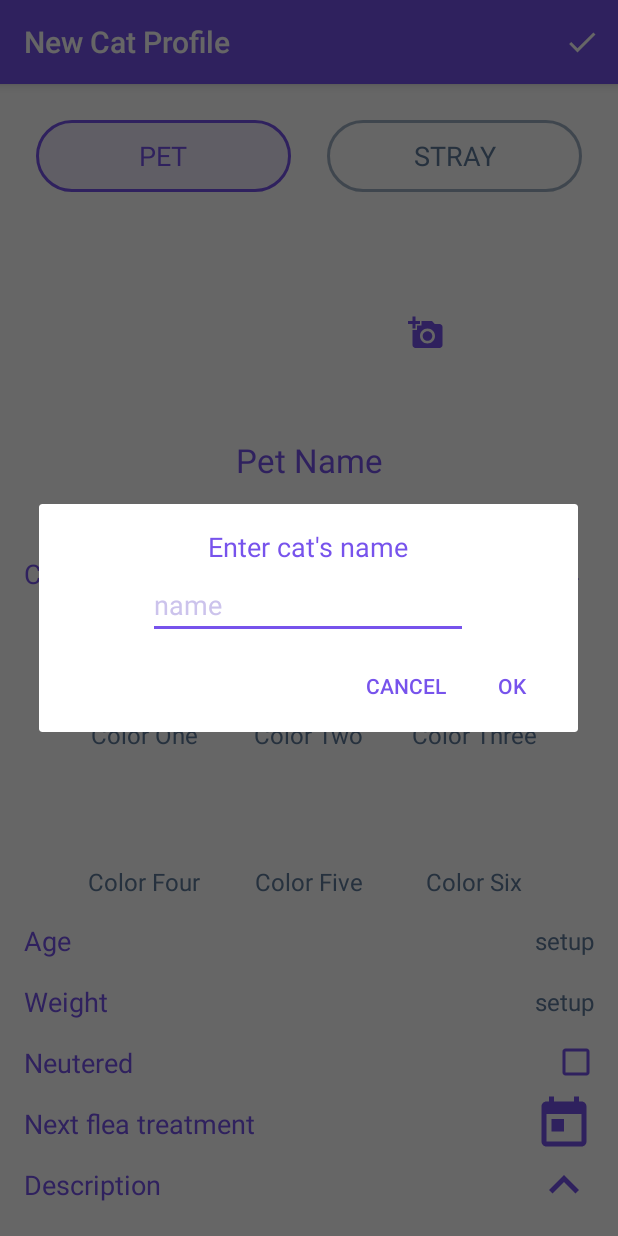
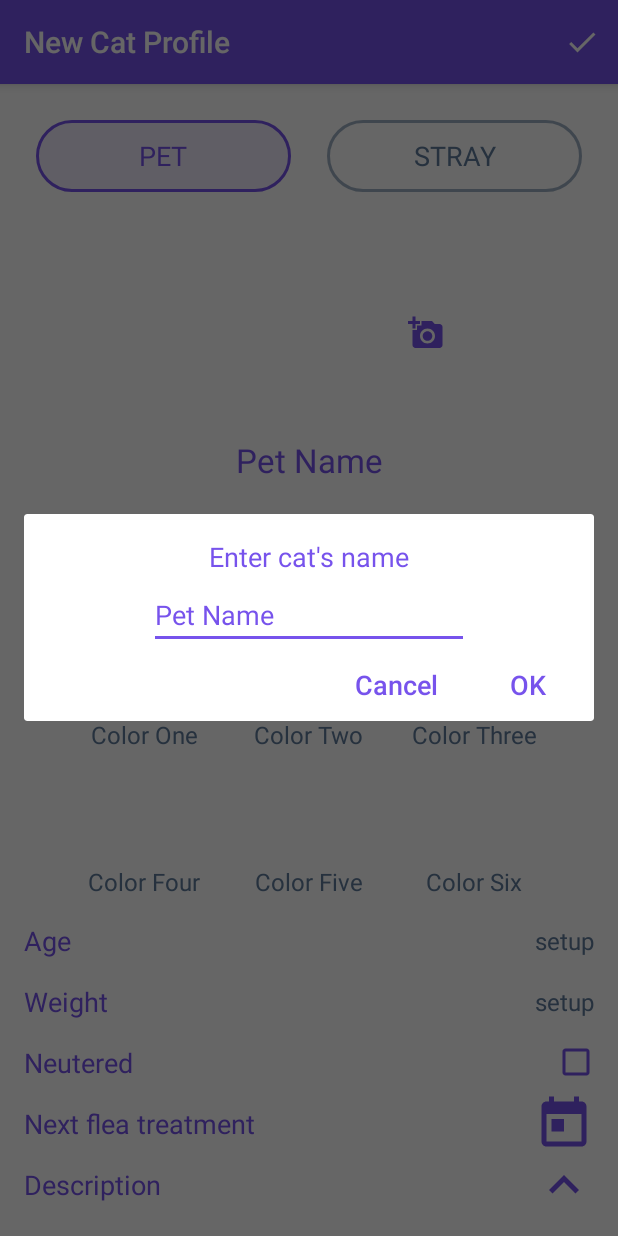
Before and after one commit to vadimf/calover_android, an Android app: the CatProfileActivity screen opened directly, with no data from a screen before it, after a tap on "Pet Name", on a phone screen of 412 x 824 dp. Run offline under Robolectric (Android 15) with nearby library versions, the phone set to English and light mode, and no system bars; our stand-ins replace ButterKnife; libraries missing offline, so code that uses them is left out: com.crashlytics.android, com.makeramen.roundedimageview; plain views replace RoundedImageView; pictures from the network do not load; 15 statements that could not run were skipped.

Commit message:
universal EditTextDialog implemented

```diff
--- a/app/src/main/java/com/varteq/catslovers/view/CatProfileActivity.java
+++ b/app/src/main/java/com/varteq/catslovers/view/CatProfileActivity.java
@@ -1,7 +1,6 @@
 package com.varteq.catslovers.view;
 
 import android.app.Activity;
-import android.app.AlertDialog;
 import android.content.Context;
 import android.content.Intent;
 import android.content.pm.PackageManager;
@@ -13,7 +12,6 @@ import android.support.constraint.ConstraintLayout;
 import android.support.v7.widget.LinearLayoutManager;
 import android.support.v7.widget.RecyclerView;
 import android.text.InputType;
-import android.view.LayoutInflater;
 import android.view.Menu;
 import android.view.MenuInflater;
 import android.view.MenuItem;
@@ -36,11 +34,13 @@ import com.varteq.catslovers.model.GroupPartner;
 import com.varteq.catslovers.utils.Log;
 import com.varteq.catslovers.utils.Profile;
 import com.varteq.catslovers.utils.TimeUtils;
+import com.varteq.catslovers.utils.Toaster;
 import com.varteq.catslovers.utils.Utils;
 import com.varteq.catslovers.view.adapters.CatPhotosAdapter;
 import com.varteq.catslovers.view.adapters.GroupPartnersAdapter;
 import com.varteq.catslovers.view.adapters.ViewColorsAdapter;
 import com.varteq.catslovers.view.dialog.ColorPickerDialog;
+import com.varteq.catslovers.view.dialog.EditTextDialog;
 import com.varteq.catslovers.view.dialog.WrappedDatePickerDialog;
 import com.varteq.catslovers.view.presenter.CatProfilePresenter;
 
@@ -547,16 +547,28 @@ public class CatProfileActivity extends PhotoPickerActivity implements View.OnCl
 
     @OnClick(R.id.weight_value_textView)
     void onWeightClick() {
-        AlertDialog.Builder builder = new AlertDialog.Builder(CatProfileActivity.this);
-        View dialogView = LayoutInflater.from(CatProfileActivity.this).inflate(R.layout.dialog_edittext, null, false);
-        ((TextView) dialogView.findViewById(R.id.dialogTextView)).setText("Enter cat's weight");
-        ((EditText) dialogView.findViewById(R.id.dialogEditText)).setHint("weight");
-        ((EditText) dialogView.findViewById(R.id.dialogEditText)).setText(weight > 0 ? String.valueOf(weight) : null);
-        ((EditText) dialogView.findViewById(R.id.dialogEditText)).setInputType(InputType.TYPE_NUMBER_FLAG_DECIMAL);
-        builder.setView(dialogView);
-        builder.setPositiveButton("OK", (dialogInterface, i) -> setWeight(((EditText) dialogView.findViewById(R.id.dialogEditText)).getText().toString()));
-        builder.setNegativeButton("Cancel", null);
-        builder.show();
+        EditTextDialog editTextDialog = new EditTextDialog(this, "Enter cat's weight", "kg", "OK", "Cancel",
+                new EditTextDialog.OnClickListener() {
+                    @Override
+                    public void onPositiveButtonClick() {
+                        String enteredValue = getEditTextDialog().getEditText().getText().toString();
+                        if (Utils.isStringNumericPositive(enteredValue)) {
+                            setWeight(enteredValue);
+                            dismiss();
+                        } else {
+                            Toaster.shortToast("Invalid weight");
+                        }
+                    }
+
+                    @Override
+                    public void onNegativeButtonClick() {
+                        dismiss();
+                    }
+                }
+        );
+        editTextDialog.setEditTextText(weight > 0 ? String.valueOf(weight) : null);
+        editTextDialog.setEditTextInputType(InputType.TYPE_CLASS_PHONE);
+        editTextDialog.show();
     }
 
     @OnClick(R.id.petLayout)
@@ -634,16 +646,29 @@ public class CatProfileActivity extends PhotoPickerActivity implements View.OnCl
 
     @OnClick(R.id.pet_name_textView)
     void changeCatName() {
-        AlertDialog.Builder builder = new AlertDialog.Builder(this);
-        View dialogView = LayoutInflater.from(CatProfileActivity.this).inflate(R.layout.dialog_edittext, null, false);
-        ((TextView) dialogView.findViewById(R.id.dialogTextView)).setText("Enter cat's name");
-        EditText editText = dialogView.findViewById(R.id.dialogEditText);
-        editText.setHint("name");
-        editText.setInputType(InputType.TYPE_NUMBER_FLAG_DECIMAL);
-        builder.setView(dialogView);
-        builder.setPositiveButton("OK", (dialogInterface, i) -> petNameTextView.setText(editText.getText().toString()));
-        builder.setNegativeButton("Cancel", null);
-        builder.show();
+        EditTextDialog editTextDialog = new EditTextDialog(this, "Enter cat's name", "name", "OK", "Cancel",
+                new EditTextDialog.OnClickListener() {
+                    @Override
+                    public void onPositiveButtonClick() {
+                        String enteredValue = getEditTextDialog().getEditText().getText().toString();
+                        if (enteredValue.length() > 1) {
+                            petNameTextView.setText(enteredValue);
+                            dismiss();
+                        } else {
+                            Toaster.shortToast("Enter at least 2 symbols");
+                        }
+                    }
+
+                    @Override
+                    public void onNegativeButtonClick() {
+                        dismiss();
+                    }
+                }
+        );
+        String name = petNameTextView.getText().toString();
+        editTextDialog.setEditTextText(!name.isEmpty() ? name : null);
+        editTextDialog.setEditTextInputType(InputType.TYPE_CLASS_TEXT);
+        editTextDialog.show();
     }
 
     @OnClick(R.id.expand_colors_button)
--- /dev/null
+++ b/app/src/main/java/com/varteq/catslovers/view/dialog/EditTextDialog.java
@@ -0,0 +1,116 @@
+package com.varteq.catslovers.view.dialog;
+
+import android.app.AlertDialog;
+import android.content.Context;
+import android.view.LayoutInflater;
+import android.view.View;
+import android.widget.Button;
+import android.widget.EditText;
+import android.widget.TextView;
+
+import com.varteq.catslovers.R;
+
+import butterknife.BindView;
+import butterknife.ButterKnife;
+
+
+public class EditTextDialog {
+
+    @BindView(R.id.dialogTextView)
+    TextView textView;
+    @BindView(R.id.dialogEditText)
+    EditText editText;
+    @BindView(R.id.dialog_ok_button)
+    Button positiveButton;
+    @BindView(R.id.dialog_cancel_button)
+    Button negativeButton;
+
+    AlertDialog.Builder builder;
+    AlertDialog dialog;
+
+    public EditTextDialog(Context context, String textViewText, String editTextHint, String positiveButtonText, String negativeButtonText,
+                          EditTextDialog.OnClickListener onClickListener) {
+
+        onClickListener.setEditTextDialog(this);
+
+        View dialogView = LayoutInflater.from(context).inflate(R.layout.dialog_edittext, null, false);
+        ButterKnife.bind(this, dialogView);
+
+
+        setTextViewText(textViewText);
+        setEditTextHint(editTextHint);
+        positiveButton.setText(positiveButtonText);
+        negativeButton.setText(negativeButtonText);
+        positiveButton.setOnClickListener(view -> onClickListener.onPositiveButtonClick());
+        negativeButton.setOnClickListener(view -> onClickListener.onNegativeButtonClick());
+
+        builder = new AlertDialog.Builder(context);
+        builder.setView(dialogView);
+
+    }
+
+    public void setEditTextInputType(int editTextInputType) {
+       editText.setInputType(editTextInputType);
+    }
+
+    public void setEditTextHint(String editTextHint) {
+      editText.setHint(editTextHint);
+    }
+
+    public void setTextViewText(String textViewText) {
+        textView.setText(textViewText);
+    }
+
+    public void setEditTextText(String editTextText) {
+       editText.setText(editTextText);
+    }
+
+
+    public void dismiss() {
+        dialog.dismiss();
+    }
+
+
+    public void show() {
+       dialog = builder.show();
+    }
+
+    public TextView getTextView() {
+        return textView;
+    }
+
+    public EditText getEditText() {
+        return editText;
+    }
+
+    public Button getPositiveButton() {
+        return positiveButton;
+    }
+
+    public Button getNegativeButton() {
+        return negativeButton;
+    }
+
+
+    public static abstract class OnClickListener {
+        private EditTextDialog editTextDialog;
+
+        public abstract void onPositiveButtonClick();
+
+        public abstract void onNegativeButtonClick();
+
+        public void dismiss() {
+            editTextDialog.dismiss();
+        }
+
+        public void setEditTextDialog(EditTextDialog editTextDialog) {
+            this.editTextDialog = editTextDialog;
+        }
+
+        public EditTextDialog getEditTextDialog(){
+            return editTextDialog;
+        }
+    }
+
+
+}
--- a/app/src/main/res/layout/dialog_edittext.xml
+++ b/app/src/main/res/layout/dialog_edittext.xml
@@ -26,4 +26,23 @@
         android:inputType="textPersonName"
         android:layout_marginTop="4dp"
         />
+
+    <Button
+        android:id="@+id/dialog_ok_button"
+        style="@style/PrimaryBorderlessButton"
+        android:layout_width="wrap_content"
+        android:layout_height="wrap_content"
+        android:layout_alignParentEnd="true"
+        android:layout_below="@+id/dialogEditText"
+        android:text="@android:string/ok"/>
+
+    <Button
+        android:id="@+id/dialog_cancel_button"
+        style="@style/PrimaryBorderlessButton"
+        android:layout_width="wrap_content"
+        android:layout_height="wrap_content"
+        android:layout_below="@+id/dialogEditText"
+        android:layout_toStartOf="@+id/dialog_ok_button"
+        android:text="@android:string/no"/>
+
 </RelativeLayout>
```
Also changed, not shown: app/src/main/java/com/varteq/catslovers/utils/Utils.java (+17 -1 lines).
